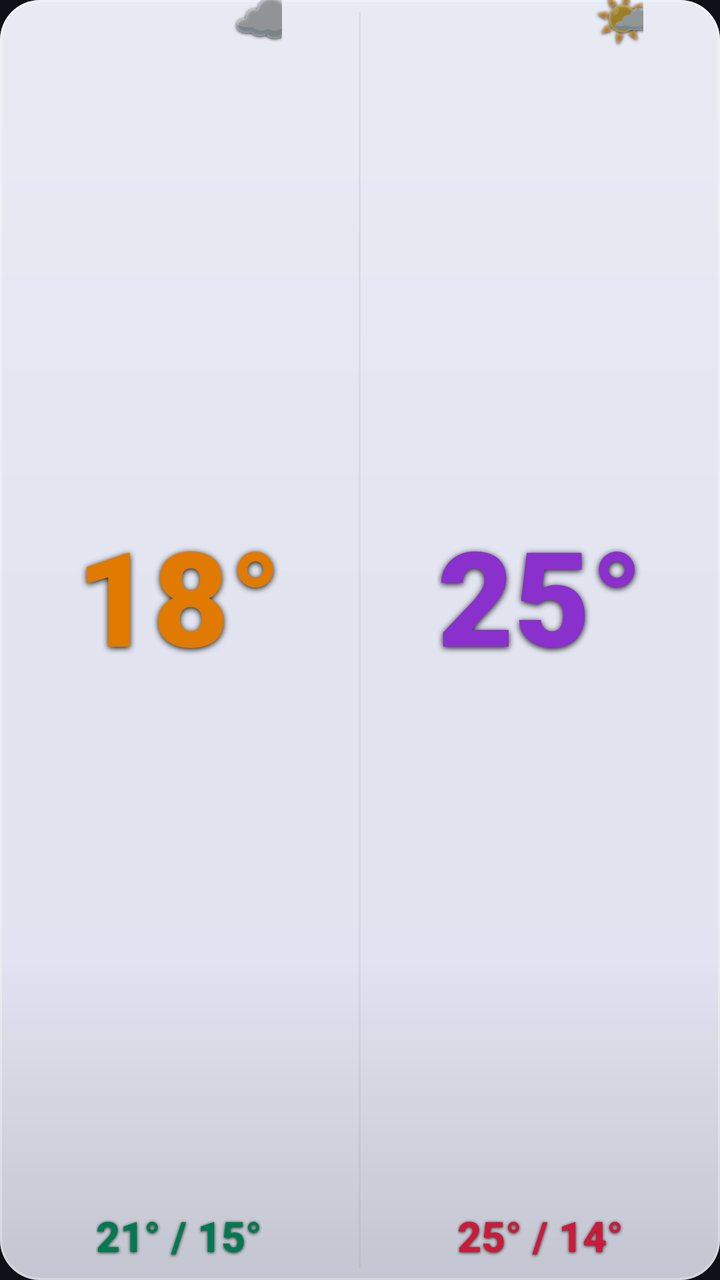
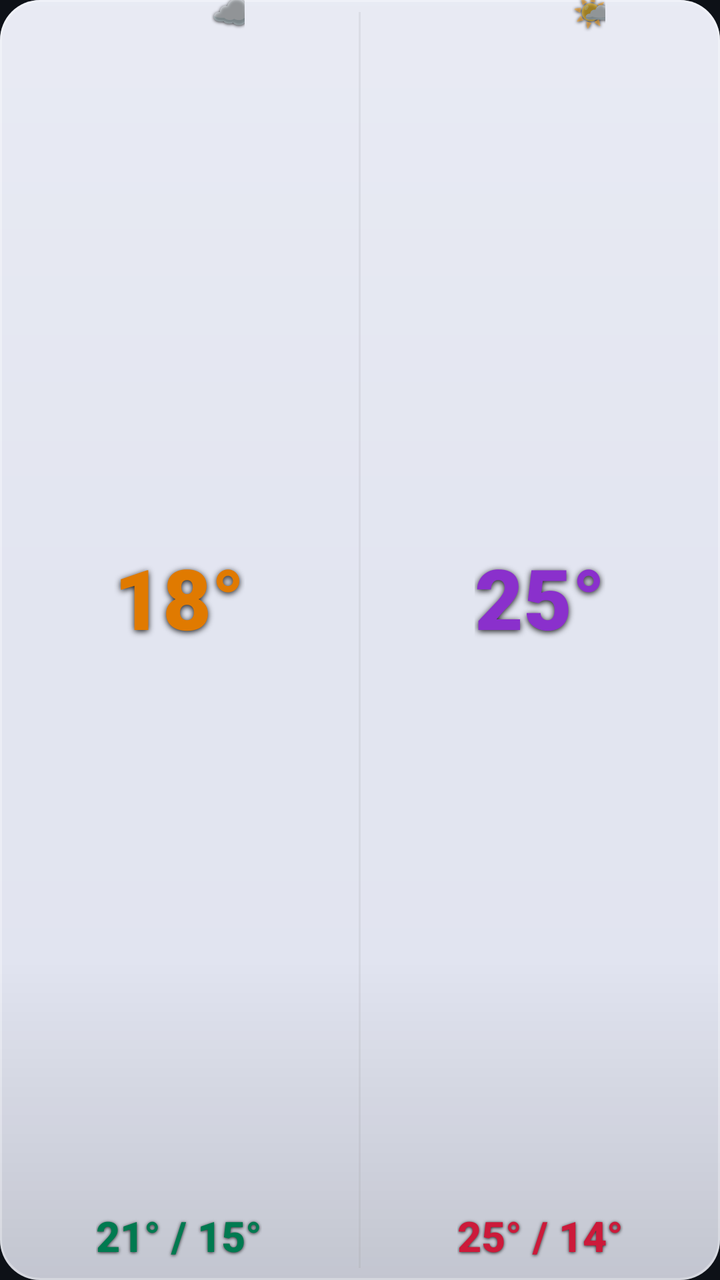

Compare the two renders of this Android layout. The source of the first and the diff that turns it into the second are given below.
<!-- AndroidManifest.xml: application theme Theme.Weather28 -->
<!-- res/layout/widget_light_xs.xml -->
<?xml version="1.0" encoding="utf-8"?>
<LinearLayout xmlns:android="http://schemas.android.com/apk/res/android"
    android:id="@+id/widget_root"
    android:layout_width="match_parent"
    android:layout_height="match_parent"
    android:orientation="vertical"
    android:background="@drawable/widget_bg_light">


    <LinearLayout
        android:layout_width="match_parent"
        android:layout_height="0dp"
        android:layout_weight="1"
        android:orientation="horizontal">

        
        <LinearLayout
            android:layout_width="0dp"
            android:layout_height="match_parent"
            android:layout_weight="1"
            android:orientation="vertical"
            android:gravity="center_horizontal"
            android:paddingStart="6dp"
            android:paddingEnd="6dp"
            android:paddingBottom="8dp">

            <FrameLayout
                android:layout_width="wrap_content"
                android:layout_height="0dp"
                android:layout_weight="1">

                <TextView
                    android:id="@+id/today_temp"
                    android:layout_width="wrap_content"
                    android:layout_height="wrap_content"
                    android:layout_gravity="center"
                    android:text="18°"
                    android:textColor="#e07a00"
                    android:textSize="66sp"
                    android:fontFamily="sans-serif-black"
                    android:includeFontPadding="false"
                    android:gravity="center"
                    android:shadowColor="#e6000000" android:shadowDx="0" android:shadowDy="2" android:shadowRadius="7"/>

                <TextView
                    android:id="@+id/today_icon"
                    android:layout_width="wrap_content"
                    android:layout_height="wrap_content"
                    android:layout_gravity="top|end"
                    android:layout_marginTop="-6dp"
                    android:layout_marginEnd="-8dp"
                    android:text="☁️"
                    android:textSize="26sp"
                    android:includeFontPadding="false"
                    android:gravity="center"
                    android:shadowColor="#cc000000" android:shadowDx="0" android:shadowDy="1" android:shadowRadius="4"/>
            </FrameLayout>

            <TextView
                android:id="@+id/today_minmax"
                android:layout_width="wrap_content"
                android:layout_height="wrap_content"
                android:text="21° / 15°"
                android:textColor="#007a50"
                android:textSize="21sp"
                android:fontFamily="sans-serif-medium"
                android:textStyle="bold"
                android:layout_marginTop="2dp"
                android:shadowColor="#cc000000" android:shadowDx="0" android:shadowDy="1" android:shadowRadius="4"/>
        </LinearLayout>

        <TextView
            android:layout_width="1dp"
            android:layout_height="match_parent"
            android:background="#22888888"
            android:layout_marginTop="6dp"
            android:layout_marginBottom="6dp"
            android:text=""/>

        
        <LinearLayout
            android:layout_width="0dp"
            android:layout_height="match_parent"
            android:layout_weight="1"
            android:orientation="vertical"
            android:gravity="center_horizontal"
            android:paddingStart="6dp"
            android:paddingEnd="6dp"
            android:paddingBottom="8dp">

            <FrameLayout
                android:layout_width="wrap_content"
                android:layout_height="0dp"
                android:layout_weight="1">

                <TextView
                    android:id="@+id/tomorrow_temp"
                    android:layout_width="wrap_content"
                    android:layout_height="wrap_content"
                    android:layout_gravity="center"
                    android:text="25°"
                    android:textColor="#8a30cc"
                    android:textSize="66sp"
                    android:fontFamily="sans-serif-black"
                    android:includeFontPadding="false"
                    android:gravity="center"
                    android:shadowColor="#e6000000" android:shadowDx="0" android:shadowDy="2" android:shadowRadius="7"/>

                <TextView
                    android:id="@+id/tomorrow_icon"
                    android:layout_width="wrap_content"
                    android:layout_height="wrap_content"
                    android:layout_gravity="top|end"
                    android:layout_marginTop="-6dp"
                    android:layout_marginEnd="-8dp"
                    android:text="🌤️"
                    android:textSize="26sp"
                    android:includeFontPadding="false"
                    android:gravity="center"
                    android:shadowColor="#cc000000" android:shadowDx="0" android:shadowDy="1" android:shadowRadius="4"/>
            </FrameLayout>

            <TextView
                android:id="@+id/tomorrow_minmax"
                android:layout_width="wrap_content"
                android:layout_height="wrap_content"
                android:text="25° / 14°"
                android:textColor="#cc1a3a"
                android:textSize="21sp"
                android:fontFamily="sans-serif-medium"
                android:textStyle="bold"
                android:layout_marginTop="2dp"
                android:shadowColor="#cc000000" android:shadowDx="0" android:shadowDy="1" android:shadowRadius="4"/>
        </LinearLayout>
    </LinearLayout>

    <TextView android:id="@+id/widget_refresh" android:layout_width="0dp" android:layout_height="0dp" android:visibility="gone"/>
    <TextView android:id="@+id/today_desc"    android:layout_width="0dp" android:layout_height="0dp" android:visibility="gone"/>
    <TextView android:id="@+id/tomorrow_desc" android:layout_width="0dp" android:layout_height="0dp" android:visibility="gone"/>
    <TextView android:id="@+id/today_icon_bg" android:layout_width="0dp" android:layout_height="0dp" android:visibility="gone"/>
    <TextView android:id="@+id/tomorrow_icon_bg" android:layout_width="0dp" android:layout_height="0dp" android:visibility="gone"/>
    <TextView android:id="@+id/today_rain"    android:layout_width="0dp" android:layout_height="0dp" android:visibility="gone"/>
    <TextView android:id="@+id/today_wind"    android:layout_width="0dp" android:layout_height="0dp" android:visibility="gone"/>
    <TextView android:id="@+id/tomorrow_rain" android:layout_width="0dp" android:layout_height="0dp" android:visibility="gone"/>
    <TextView android:id="@+id/tomorrow_wind" android:layout_width="0dp" android:layout_height="0dp" android:visibility="gone"/>

</LinearLayout>
<!-- resources referenced by this layout -->
<resources>
  <!-- drawable widget_bg_light (drawable) -->
  <?xml version="1.0" encoding="utf-8"?>
  <layer-list xmlns:android="http://schemas.android.com/apk/res/android">
      <item>
          <shape android:shape="rectangle">
              <solid android:color="#EEF0F4FF"/>
              <corners android:radius="20dp"/>
          </shape>
      </item>
      <item>
          <shape android:shape="rectangle">
              <gradient
                  android:type="linear"
                  android:angle="115"
                  android:startColor="#40FFFFFF"
                  android:centerColor="#0FFFFFFF"
                  android:endColor="#00FFFFFF"
                  android:centerY="0.45"/>
              <corners android:radius="20dp"/>
          </shape>
      </item>
      <item>
          <shape android:shape="rectangle">
              <gradient
                  android:type="linear"
                  android:angle="90"
                  android:startColor="#22000000"
                  android:centerColor="#00000000"
                  android:endColor="#00000000"
                  android:centerY="0.25"/>
              <corners android:radius="20dp"/>
          </shape>
      </item>
      <item>
          <shape android:shape="rectangle">
              <stroke android:width="1dp" android:color="#4DFFFFFF"/>
              <corners android:radius="20dp"/>
          </shape>
      </item>
  </layer-list>
  <style name="Theme.Weather28" parent="Theme.MaterialComponents.DayNight.NoActionBar">
          <item name="colorPrimary">#00e5a0</item>
          <item name="colorPrimaryVariant">#4d9fff</item>
          <item name="colorOnPrimary">#0d1117</item>
          <item name="android:windowBackground">#0d1117</item>
          <item name="android:statusBarColor">#0d1117</item>
          <item name="android:navigationBarColor">#0d1117</item>
      </style>
</resources>

<!-- the commit's change to res/layout/widget_light_xs.xml (unified diff, before → after) -->
@@ -36,7 +36,7 @@
                     android:layout_gravity="center"
                     android:text="18°"
                     android:textColor="#e07a00"
-                    android:textSize="66sp"
+                    android:textSize="42sp"
                     android:fontFamily="sans-serif-black"
                     android:includeFontPadding="false"
                     android:gravity="center"
@@ -47,10 +47,10 @@
                     android:layout_width="wrap_content"
                     android:layout_height="wrap_content"
                     android:layout_gravity="top|end"
-                    android:layout_marginTop="-6dp"
-                    android:layout_marginEnd="-8dp"
+                    android:layout_marginTop="-4dp"
+                    android:layout_marginEnd="-5dp"
                     android:text="☁️"
-                    android:textSize="26sp"
+                    android:textSize="17sp"
                     android:includeFontPadding="false"
                     android:gravity="center"
                     android:shadowColor="#cc000000" android:shadowDx="0" android:shadowDy="1" android:shadowRadius="4"/>
@@ -100,7 +100,7 @@
                     android:layout_gravity="center"
                     android:text="25°"
                     android:textColor="#8a30cc"
-                    android:textSize="66sp"
+                    android:textSize="42sp"
                     android:fontFamily="sans-serif-black"
                     android:includeFontPadding="false"
                     android:gravity="center"
@@ -111,10 +111,10 @@
                     android:layout_width="wrap_content"
                     android:layout_height="wrap_content"
                     android:layout_gravity="top|end"
-                    android:layout_marginTop="-6dp"
-                    android:layout_marginEnd="-8dp"
+                    android:layout_marginTop="-4dp"
+                    android:layout_marginEnd="-5dp"
                     android:text="🌤️"
-                    android:textSize="26sp"
+                    android:textSize="17sp"
                     android:includeFontPadding="false"
                     android:gravity="center"
                     android:shadowColor="#cc000000" android:shadowDx="0" android:shadowDy="1" android:shadowRadius="4"/>
